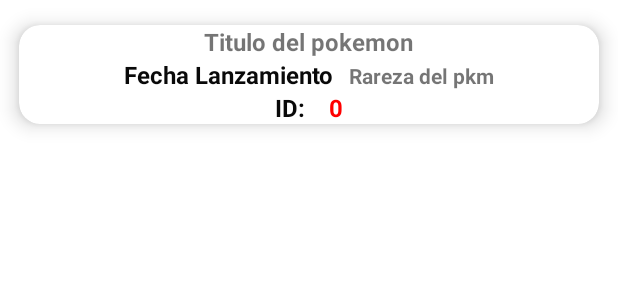
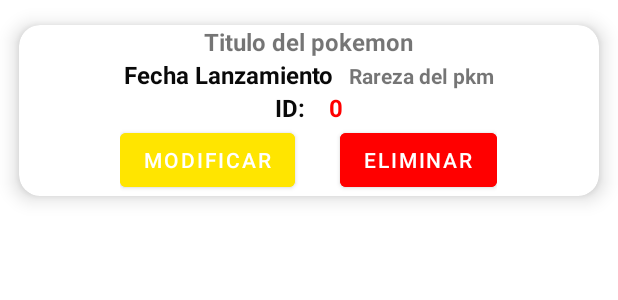
Before and after one commit to DAMR17795/postDeleteApi, an Android app: the layout item_movie.xml on its own in the app's theme, with its tools: preview values and no code run, on a phone screen of 412 x 824 dp. Shown: the top 300 px of the screen. Run offline under Robolectric (Android 15) with nearby library versions, the phone set to English and light mode, and no system bars.

```diff
--- a/app/src/main/res/layout/activity_main.xml
+++ b/app/src/main/res/layout/activity_main.xml
@@ -46,6 +46,7 @@
         android:id="@+id/button"
         android:layout_width="39dp"
         android:layout_height="57dp"
+        android:backgroundTint="#4CFF00"
         android:text="+"
         app:layout_constraintBottom_toBottomOf="parent"
         app:layout_constraintEnd_toEndOf="parent"
--- a/app/src/main/res/layout/item_movie.xml
+++ b/app/src/main/res/layout/item_movie.xml
@@ -119,6 +119,31 @@
 
                 </LinearLayout>
 
+                <LinearLayout
+                    android:layout_width="wrap_content"
+                    android:layout_height="wrap_content"
+                    android:layout_weight="1"
+                    android:layout_gravity="center"
+                    android:orientation="horizontal">
+
+                    <Button
+                        android:id="@+id/btModificar"
+                        android:layout_width="wrap_content"
+                        android:layout_height="wrap_content"
+                        android:layout_marginEnd="30dp"
+                        android:backgroundTint="#FFE500"
+                        android:layout_weight="1"
+                        android:text="MODIFICAR" />
+
+                    <Button
+                        android:id="@+id/btEliminar"
+                        android:layout_width="match_parent"
+                        android:layout_height="wrap_content"
+                        android:layout_weight="1"
+                        android:backgroundTint="#FF0000"
+                        android:text="ELIMINAR" />
+                </LinearLayout>
+
             </LinearLayout>
 
         </LinearLayout>
```
Also changed, not shown: app/src/main/java/www/iesmurgi/postdeleteapi/Insercion.kt (+67 -0 lines), app/src/main/java/www/iesmurgi/postdeleteapi/MoviesAdapter.kt (+19 -1 lines).
